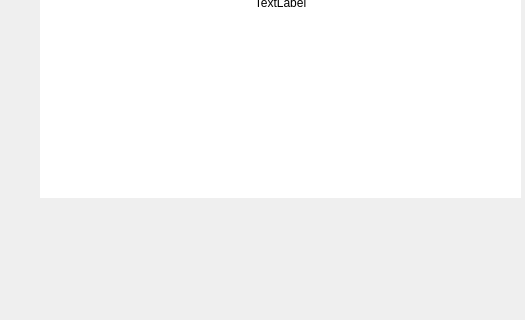
This is ui/main.ui in gigeon/car_detection as Qt 5 draws it before an edit; both pictures show x 0 to 525 and y 313 to 633 of the 828 by 633 pixel window. The edited form follows.
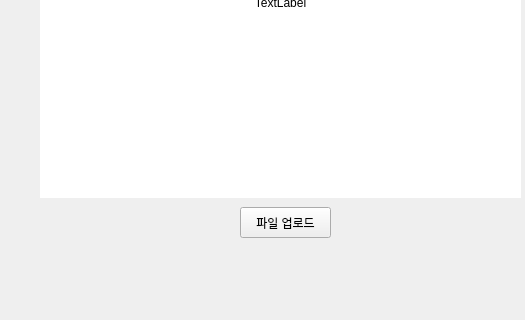
This is the edited form.

```diff
--- a/ui/main.ui
+++ b/ui/main.ui
@@ -109,6 +109,19 @@
      <string>전송</string>
     </property>
    </widget>
+   <widget class="QPushButton" name="file_btn">
+    <property name="geometry">
+     <rect>
+      <x>240</x>
+      <y>520</y>
+      <width>91</width>
+      <height>31</height>
+     </rect>
+    </property>
+    <property name="text">
+     <string>파일 업로드</string>
+    </property>
+   </widget>
   </widget>
  </widget>
  <resources/>
```
